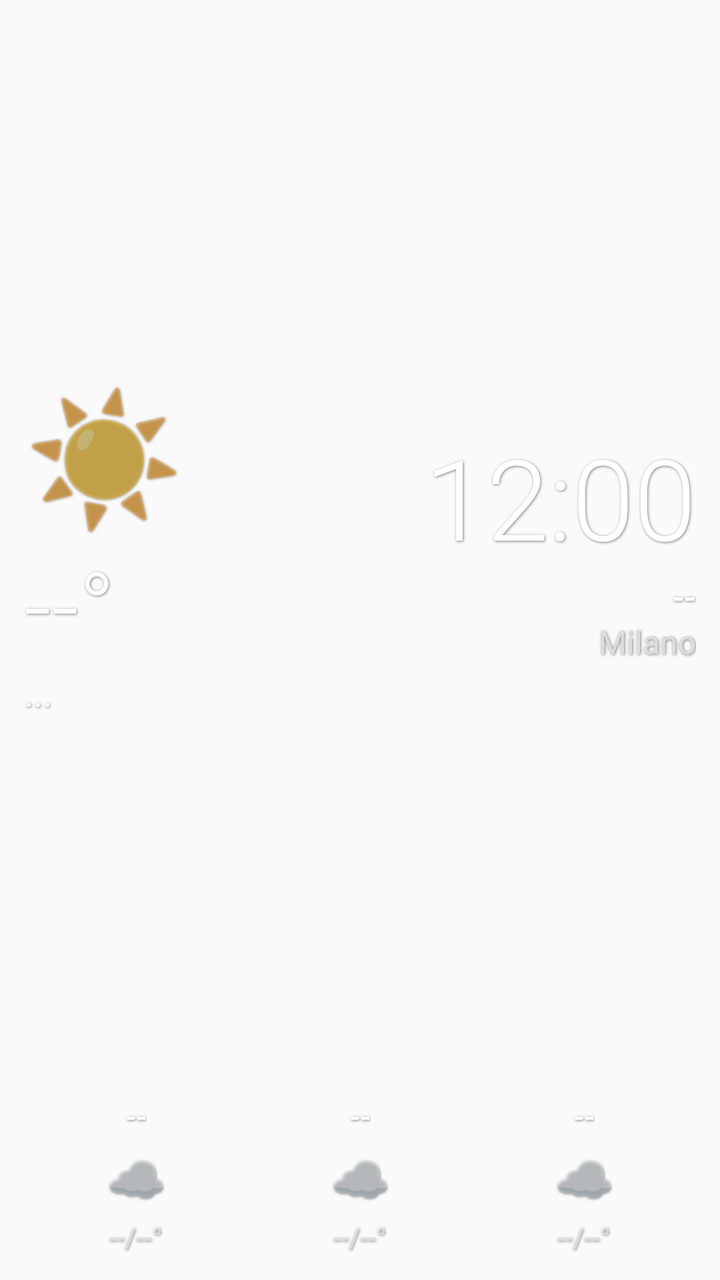
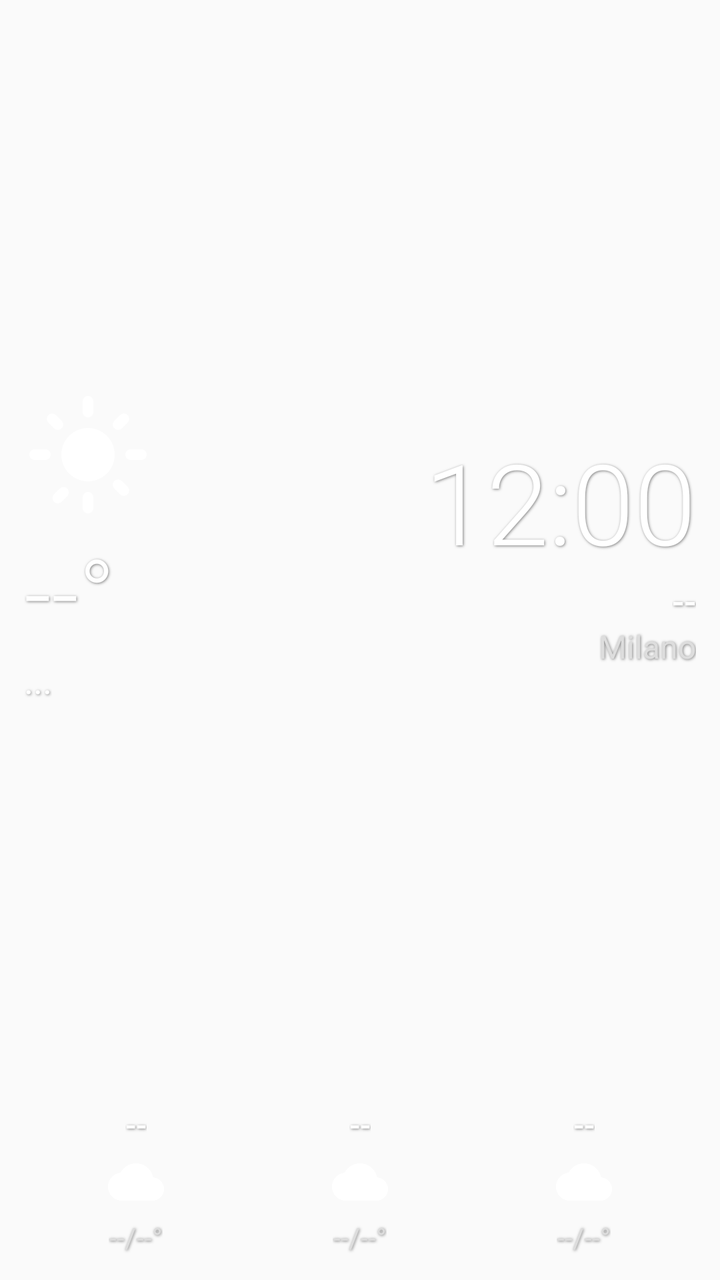

An Android layout rendered at two revisions. The XML below is the earlier revision; the diff shows what the commit changed to produce the second picture.
<!-- AndroidManifest.xml: application theme AppTheme -->
<!-- res/layout/widget_layout.xml -->
<?xml version="1.0" encoding="utf-8"?>
<LinearLayout xmlns:android="http://schemas.android.com/apk/res/android"
    android:layout_width="match_parent"
    android:layout_height="match_parent"
    android:background="@android:color/transparent"
    android:orientation="vertical"
    android:padding="12dp">

    
    <RelativeLayout
        android:layout_width="match_parent"
        android:layout_height="0dp"
        android:layout_weight="1">
        
        
        <LinearLayout
            android:layout_width="wrap_content"
            android:layout_height="wrap_content"
            android:layout_alignParentStart="true"
            android:layout_centerVertical="true"
            android:orientation="vertical">
            <TextView
                android:id="@+id/widget_main_icon"
                android:layout_width="wrap_content"
                android:layout_height="wrap_content"
                android:text="☀️"
                android:textSize="64sp"
                android:shadowColor="#80000000"
                android:shadowDx="1"
                android:shadowDy="1"
                android:shadowRadius="3" />
            <TextView
                android:id="@+id/widget_temp"
                android:layout_width="wrap_content"
                android:layout_height="wrap_content"
                android:text="--°"
                android:textColor="#ffffff"
                android:textSize="48sp"
                android:fontFamily="sans-serif-light"
                android:shadowColor="#80000000"
                android:shadowDx="1"
                android:shadowDy="1"
                android:shadowRadius="3" />
            <TextView
                android:id="@+id/widget_condition"
                android:layout_width="wrap_content"
                android:layout_height="wrap_content"
                android:text="..."
                android:textColor="#ffffff"
                android:textSize="18sp"
                android:fontFamily="sans-serif"
                android:shadowColor="#80000000"
                android:shadowDx="1"
                android:shadowDy="1"
                android:shadowRadius="3" />
        </LinearLayout>

        
        <LinearLayout
            android:layout_width="wrap_content"
            android:layout_height="wrap_content"
            android:layout_alignParentEnd="true"
            android:layout_centerVertical="true"
            android:gravity="end"
            android:orientation="vertical">
            <TextClock
                android:id="@+id/widget_clock"
                android:layout_width="wrap_content"
                android:layout_height="wrap_content"
                android:textColor="#ffffff"
                android:textSize="56sp"
                android:fontFamily="sans-serif-light"
                android:format12Hour="h:mm"
                android:format24Hour="HH:mm"
                android:shadowColor="#80000000"
                android:shadowDx="1"
                android:shadowDy="1"
                android:shadowRadius="3" />
            <TextView
                android:id="@+id/widget_date"
                android:layout_width="wrap_content"
                android:layout_height="wrap_content"
                android:text="--"
                android:textColor="#ffffff"
                android:textSize="18sp"
                android:fontFamily="sans-serif-medium"
                android:shadowColor="#80000000"
                android:shadowDx="1"
                android:shadowDy="1"
                android:shadowRadius="3" />
            <TextView
                android:id="@+id/widget_city"
                android:layout_width="wrap_content"
                android:layout_height="wrap_content"
                android:text="Milano"
                android:textColor="#dddddd"
                android:textSize="16sp"
                android:fontFamily="sans-serif"
                android:shadowColor="#80000000"
                android:shadowDx="1"
                android:shadowDy="1"
                android:shadowRadius="3" />
        </LinearLayout>
    </RelativeLayout>

    
    <LinearLayout
        android:layout_width="match_parent"
        android:layout_height="wrap_content"
        android:orientation="horizontal"
        android:baselineAligned="false"
        android:layout_marginTop="16dp">
        
        
        <LinearLayout
            android:layout_width="0dp"
            android:layout_height="wrap_content"
            android:layout_weight="1"
            android:gravity="center"
            android:orientation="vertical">
            <TextView
                android:id="@+id/widget_day1_name"
                android:layout_width="wrap_content"
                android:layout_height="wrap_content"
                android:text="--"
                android:textColor="#ffffff"
                android:textSize="16sp"
                android:fontFamily="sans-serif-medium"
                android:shadowColor="#80000000"
                android:shadowDx="1"
                android:shadowDy="1"
                android:shadowRadius="3" />
            <TextView
                android:id="@+id/widget_day1_icon"
                android:layout_width="wrap_content"
                android:layout_height="wrap_content"
                android:layout_marginTop="4dp"
                android:layout_marginBottom="4dp"
                android:text="☁️"
                android:textSize="24sp"
                android:shadowColor="#80000000"
                android:shadowDx="1"
                android:shadowDy="1"
                android:shadowRadius="3" />
            <TextView
                android:id="@+id/widget_day1_temps"
                android:layout_width="wrap_content"
                android:layout_height="wrap_content"
                android:text="--/--°"
                android:textColor="#dddddd"
                android:textSize="14sp"
                android:fontFamily="sans-serif"
                android:shadowColor="#80000000"
                android:shadowDx="1"
                android:shadowDy="1"
                android:shadowRadius="3" />
        </LinearLayout>

        
        <LinearLayout
            android:layout_width="0dp"
            android:layout_height="wrap_content"
            android:layout_weight="1"
            android:gravity="center"
            android:orientation="vertical">
            <TextView
                android:id="@+id/widget_day2_name"
                android:layout_width="wrap_content"
                android:layout_height="wrap_content"
                android:text="--"
                android:textColor="#ffffff"
                android:textSize="16sp"
                android:fontFamily="sans-serif-medium"
                android:shadowColor="#80000000"
                android:shadowDx="1"
                android:shadowDy="1"
                android:shadowRadius="3" />
            <TextView
                android:id="@+id/widget_day2_icon"
                android:layout_width="wrap_content"
                android:layout_height="wrap_content"
                android:layout_marginTop="4dp"
                android:layout_marginBottom="4dp"
                android:text="☁️"
                android:textSize="24sp"
                android:shadowColor="#80000000"
                android:shadowDx="1"
                android:shadowDy="1"
                android:shadowRadius="3" />
            <TextView
                android:id="@+id/widget_day2_temps"
                android:layout_width="wrap_content"
                android:layout_height="wrap_content"
                android:text="--/--°"
                android:textColor="#dddddd"
                android:textSize="14sp"
                android:fontFamily="sans-serif"
                android:shadowColor="#80000000"
                android:shadowDx="1"
                android:shadowDy="1"
                android:shadowRadius="3" />
        </LinearLayout>

        
        <LinearLayout
            android:layout_width="0dp"
            android:layout_height="wrap_content"
            android:layout_weight="1"
            android:gravity="center"
            android:orientation="vertical">
            <TextView
                android:id="@+id/widget_day3_name"
                android:layout_width="wrap_content"
                android:layout_height="wrap_content"
                android:text="--"
                android:textColor="#ffffff"
                android:textSize="16sp"
                android:fontFamily="sans-serif-medium"
                android:shadowColor="#80000000"
                android:shadowDx="1"
                android:shadowDy="1"
                android:shadowRadius="3" />
            <TextView
                android:id="@+id/widget_day3_icon"
                android:layout_width="wrap_content"
                android:layout_height="wrap_content"
                android:layout_marginTop="4dp"
                android:layout_marginBottom="4dp"
                android:text="☁️"
                android:textSize="24sp"
                android:shadowColor="#80000000"
                android:shadowDx="1"
                android:shadowDy="1"
                android:shadowRadius="3" />
            <TextView
                android:id="@+id/widget_day3_temps"
                android:layout_width="wrap_content"
                android:layout_height="wrap_content"
                android:text="--/--°"
                android:textColor="#dddddd"
                android:textSize="14sp"
                android:fontFamily="sans-serif"
                android:shadowColor="#80000000"
                android:shadowDx="1"
                android:shadowDy="1"
                android:shadowRadius="3" />
        </LinearLayout>

    </LinearLayout>

</LinearLayout>
<!-- resources referenced by this layout -->
<resources>
  <style name="AppTheme" parent="Theme.AppCompat.Light.DarkActionBar">
          
          <item name="colorPrimary">@color/colorPrimary</item>
          <item name="colorPrimaryDark">@color/colorPrimaryDark</item>
          <item name="colorAccent">@color/colorAccent</item>
      </style>
</resources>

<!-- the commit's change to res/layout/widget_layout.xml (unified diff, before → after) -->
@@ -19,16 +19,12 @@
             android:layout_alignParentStart="true"
             android:layout_centerVertical="true"
             android:orientation="vertical">
-            <TextView
+            <ImageView
                 android:id="@+id/widget_main_icon"
-                android:layout_width="wrap_content"
-                android:layout_height="wrap_content"
-                android:text="☀️"
-                android:textSize="64sp"
-                android:shadowColor="#80000000"
-                android:shadowDx="1"
-                android:shadowDy="1"
-                android:shadowRadius="3" />
+                android:layout_width="64dp"
+                android:layout_height="64dp"
+                android:src="@drawable/ic_sun"
+                android:layout_marginBottom="4dp" />
             <TextView
                 android:id="@+id/widget_temp"
                 android:layout_width="wrap_content"
@@ -130,18 +126,13 @@
                 android:shadowDx="1"
                 android:shadowDy="1"
                 android:shadowRadius="3" />
-            <TextView
+            <ImageView
                 android:id="@+id/widget_day1_icon"
-                android:layout_width="wrap_content"
-                android:layout_height="wrap_content"
+                android:layout_width="28dp"
+                android:layout_height="28dp"
                 android:layout_marginTop="4dp"
                 android:layout_marginBottom="4dp"
-                android:text="☁️"
-                android:textSize="24sp"
-                android:shadowColor="#80000000"
-                android:shadowDx="1"
-                android:shadowDy="1"
-                android:shadowRadius="3" />
+                android:src="@drawable/ic_cloud" />
             <TextView
                 android:id="@+id/widget_day1_temps"
                 android:layout_width="wrap_content"
@@ -175,18 +166,13 @@
                 android:shadowDx="1"
                 android:shadowDy="1"
                 android:shadowRadius="3" />
-            <TextView
+            <ImageView
                 android:id="@+id/widget_day2_icon"
-                android:layout_width="wrap_content"
-                android:layout_height="wrap_content"
+                android:layout_width="28dp"
+                android:layout_height="28dp"
                 android:layout_marginTop="4dp"
                 android:layout_marginBottom="4dp"
-                android:text="☁️"
-                android:textSize="24sp"
-                android:shadowColor="#80000000"
-                android:shadowDx="1"
-                android:shadowDy="1"
-                android:shadowRadius="3" />
+                android:src="@drawable/ic_cloud" />
             <TextView
                 android:id="@+id/widget_day2_temps"
                 android:layout_width="wrap_content"
@@ -220,18 +206,13 @@
                 android:shadowDx="1"
                 android:shadowDy="1"
                 android:shadowRadius="3" />
-            <TextView
+            <ImageView
                 android:id="@+id/widget_day3_icon"
-                android:layout_width="wrap_content"
-                android:layout_height="wrap_content"
+                android:layout_width="28dp"
+                android:layout_height="28dp"
                 android:layout_marginTop="4dp"
                 android:layout_marginBottom="4dp"
-                android:text="☁️"
-                android:textSize="24sp"
-                android:shadowColor="#80000000"
-                android:shadowDx="1"
-                android:shadowDy="1"
-                android:shadowRadius="3" />
+                android:src="@drawable/ic_cloud" />
             <TextView
                 android:id="@+id/widget_day3_temps"
                 android:layout_width="wrap_content"
<!-- resource entries referenced after the edit -->
@@ -1,5 +1,15 @@
 <!-- resources referenced by this layout -->
 <resources>
+  <!-- drawable ic_cloud (drawable) -->
+  <vector xmlns:android="http://schemas.android.com/apk/res/android"
+      android:width="24dp" android:height="24dp" android:viewportWidth="24" android:viewportHeight="24">
+    <path android:fillColor="#FFFFFF" android:pathData="M19.35,10.04C18.67,6.59 15.64,4 12,4 9.11,4 6.6,5.64 5.35,8.04 2.34,8.36 0,10.91 0,14c0,3.31 2.69,6 6,6h13c2.76,0 5,-2.24 5,-5 0,-2.64 -2.05,-4.78 -4.65,-4.96z"/>
+  </vector>
+  <!-- drawable ic_sun (drawable) -->
+  <vector xmlns:android="http://schemas.android.com/apk/res/android"
+      android:width="24dp" android:height="24dp" android:viewportWidth="24" android:viewportHeight="24">
+    <path android:fillColor="#FFFFFF" android:pathData="M12,7c-2.76,0 -5,2.24 -5,5s2.24,5 5,5 5,-2.24 5,-5 -2.24,-5 -5,-5zM2,13h2c0.55,0 1,-0.45 1,-1s-0.45,-1 -1,-1H2c-0.55,0 -1,0.45 -1,1s0.45,1 1,1zM20,13h2c0.55,0 1,-0.45 1,-1s-0.45,-1 -1,-1h-2c-0.55,0 -1,0.45 -1,1s0.45,1 1,1zM11,2v2c0,0.55 0.45,1 1,1s1,-0.45 1,-1V2c0,-0.55 -0.45,-1 -1,-1s-1,0.45 -1,1zM11,20v2c0,0.55 0.45,1 1,1s1,-0.45 1,-1v-2c0,-0.55 -0.45,-1 -1,-1s-1,0.45 -1,1zM5.99,4.58c-0.39,-0.39 -1.03,-0.39 -1.41,0 -0.39,0.39 -0.39,1.03 0,1.41l1.06,1.06c0.39,0.39 1.03,0.39 1.41,0 0.39,-0.39 0.39,-1.03 0,-1.41L5.99,4.58zM18.36,16.95c-0.39,-0.39 -1.03,-0.39 -1.41,0 -0.39,0.39 -0.39,1.03 0,1.41l1.06,1.06c0.39,0.39 1.03,0.39 1.41,0 0.39,-0.39 0.39,-1.03 0,-1.41l-1.06,-1.06zM5.64,19.42c-0.39,0.39 -0.39,1.03 0,1.41 0.39,0.39 1.03,0.39 1.41,0l1.06,-1.06c0.39,-0.39 0.39,-1.03 0,-1.41 -0.39,-0.39 -1.03,-0.39 -1.41,0L5.64,19.42zM16.95,7.05c0.39,0.39 1.03,0.39 1.41,0l1.06,-1.06c0.39,-0.39 0.39,-1.03 0,-1.41 -0.39,-0.39 -1.03,-0.39 -1.41,0l-1.06,1.06c-0.39,0.39 -0.39,1.03 0,1.41z"/>
+  </vector>
   <style name="AppTheme" parent="Theme.AppCompat.Light.DarkActionBar">
           
           <item name="colorPrimary">@color/colorPrimary</item>
